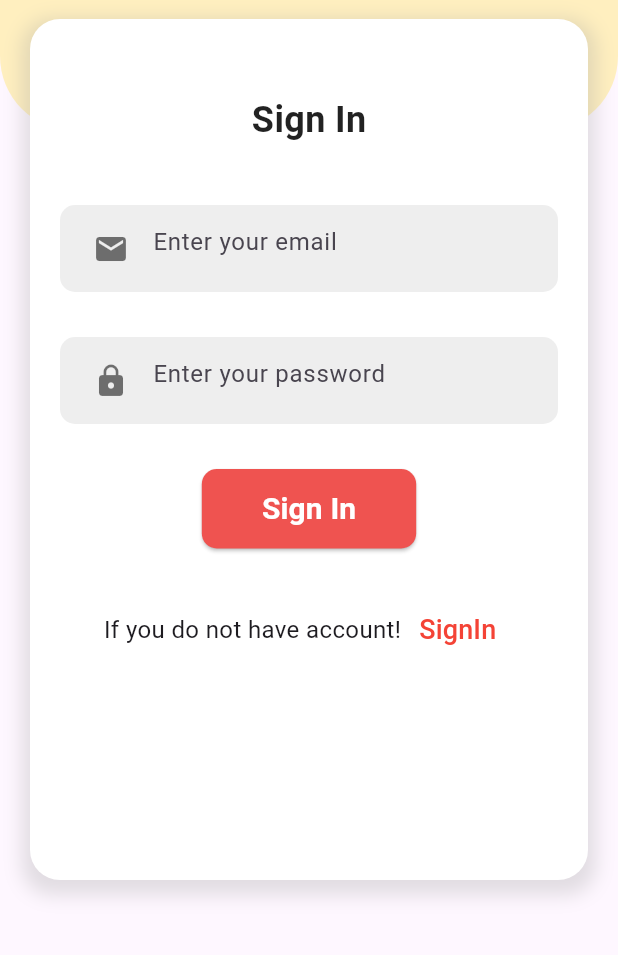
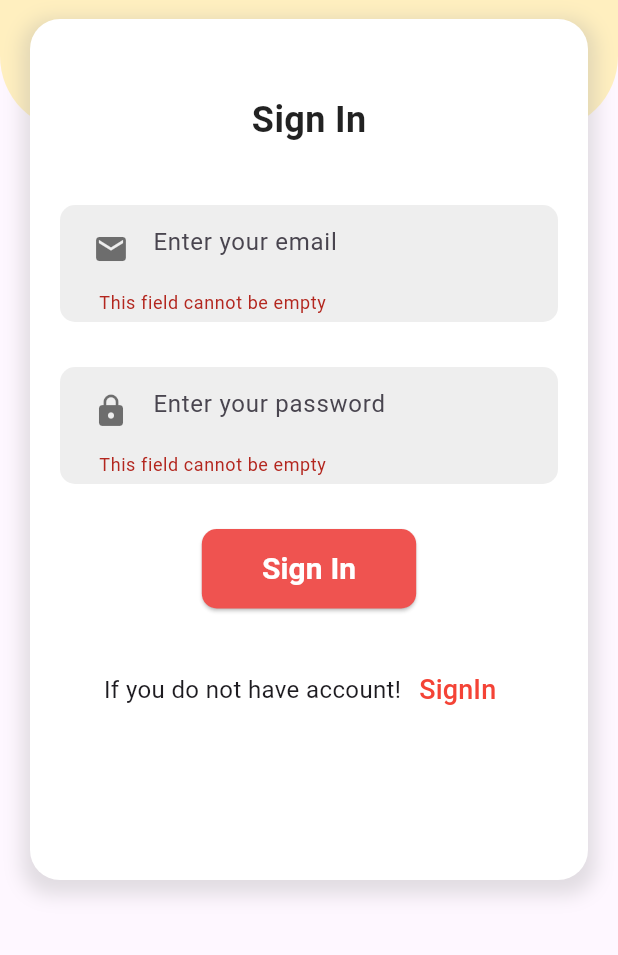
Before and after one commit to aliraza055/foodie_go, a Flutter app: the Signin screen opened directly, after a tap on "Sign In", on a phone screen of 412 x 824 dp, the part 281-1236 px from its top. Run offline on Flutter 3.47's test engine with Material 3 defaults, Android fonts, the phone set to English and light mode, and no system bars; our stand-ins replace firebase_core; accounts and stored records are empty.

Commit message:
call textform in signin page

```diff
--- a/lib/pages/signin.dart
+++ b/lib/pages/signin.dart
@@ -1,5 +1,6 @@
 import 'package:flutter/material.dart';
 import 'package:foodie_go/pages/singup.dart';
+import 'package:foodie_go/pages/textformfield.dart';
 
 class Signin extends StatefulWidget {
   const Signin({super.key});
@@ -73,27 +74,27 @@ class _SigninState extends State<Signin> {
                   ),
                   const SizedBox(height: 40),
 
-                  _buildTextField(
+                  TextFormFieldWidget(
                      validator: (value) {
                     if (value == null || value.isEmpty) {
                       return "This field cannot be empty"; // ✅ Validation logic
                     }
                     return null;
                   },
-                    controler: gmailController,
+                    controller: gmailController,
                     hintText: "Enter your email",
                     icon: Icons.email,
                   ),
 
                   const SizedBox(height: 30),
-                  _buildTextField(
+                  TextFormFieldWidget(
                      validator: (value) {
                     if (value == null || value.isEmpty) {
                       return "This field cannot be empty"; // ✅ Validation logic
                     }
                     return null;
                   },
-                    controler: passwordController,
+                    controller: passwordController,
                     hintText: "Enter your password",
                     icon: Icons.lock,
                     obscureText: true,
@@ -137,30 +138,4 @@ class _SigninState extends State<Signin> {
       ),
     );
   }
-  // Custom method to create text fields
-  Widget _buildTextField({required String hintText,
-   required IconData icon,
-    bool obscureText = false,
-    required TextEditingController controler,
-           required String? Function(String?)? validator,}) {
-    return Container(
-      padding: const EdgeInsets.symmetric(horizontal: 10,vertical: 5),
-      decoration: BoxDecoration(
-        color: Colors.grey[200],
-        borderRadius: BorderRadius.circular(10),
-      ),
-      child: TextFormField(
-        controller:controler ,
-        obscureText: obscureText,
-        decoration: InputDecoration(
-          hintText: hintText,
-          border: InputBorder.none,
-          prefixIcon: Icon(icon, color: Colors.black54),
-          filled: true,
-          fillColor: Colors.transparent,
-        ),
-      ),
-
-    );
-  }
 }
```
